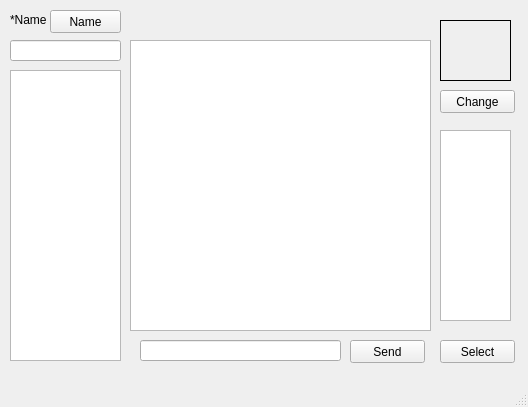
The window that Lokaverkefni/test.ui (jonasfreyr/Lokaverkefni-Netforritun) describes before a commit, drawn with Qt 5.
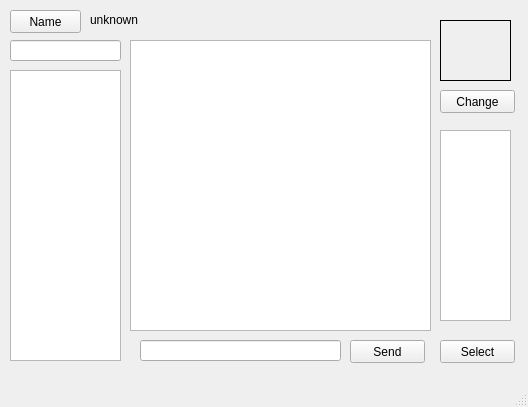
The same window after the commit.

Patch:
```diff
--- a/Lokaverkefni/test.ui
+++ b/Lokaverkefni/test.ui
@@ -121,14 +121,14 @@
    <widget class="QLabel" name="label">
     <property name="geometry">
      <rect>
-      <x>10</x>
+      <x>90</x>
       <y>10</y>
-      <width>51</width>
+      <width>121</width>
       <height>20</height>
      </rect>
     </property>
     <property name="text">
-     <string>*Name</string>
+     <string>unknown</string>
     </property>
    </widget>
    <widget class="QLineEdit" name="nameInput">
@@ -147,7 +147,7 @@
    <widget class="QPushButton" name="nameButton">
     <property name="geometry">
      <rect>
-      <x>50</x>
+      <x>10</x>
       <y>10</y>
       <width>71</width>
       <height>23</height>
```
